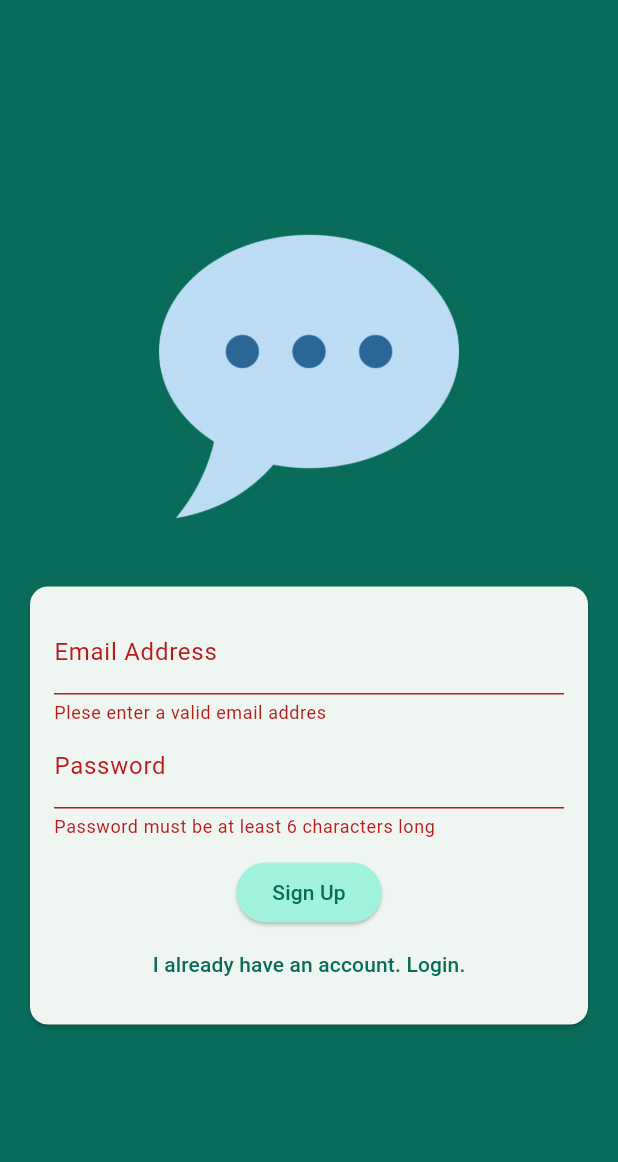
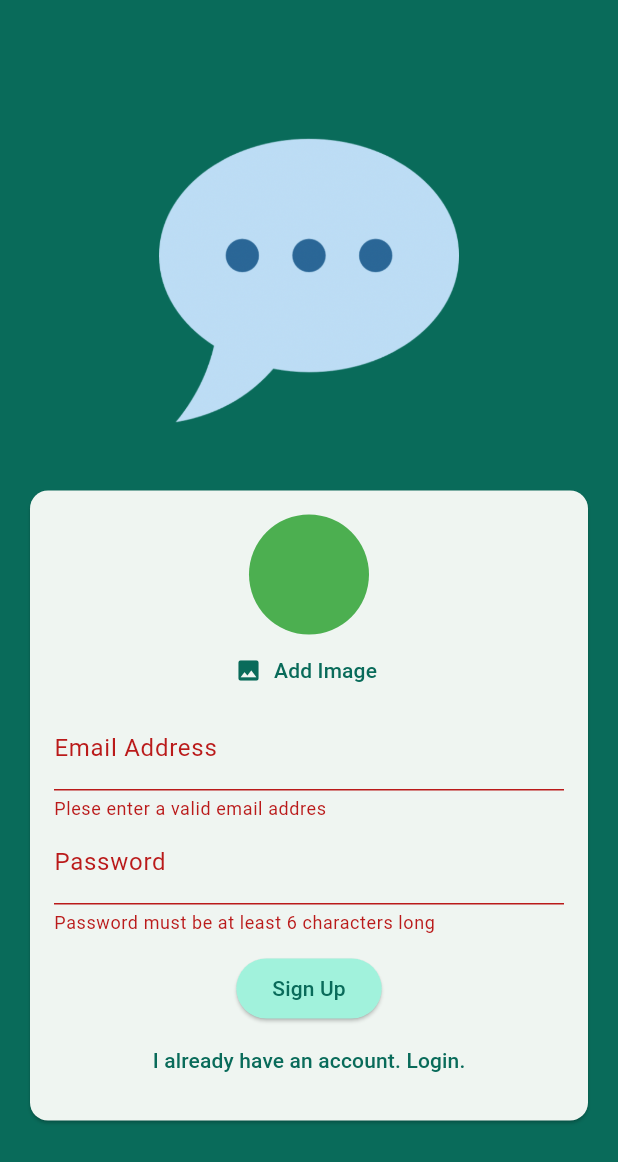
Before and after one commit to Bartosz-J-Przybyl/chat_app_v01, a Flutter app: the screen it shows after launch, after a tap on "Login", after a tap on "Create a account", on a phone screen of 412 x 824 dp. Shown: the top 1162 px of the screen. Run offline on Flutter 3.47's test engine with Material 3 defaults, Android fonts, the light colour scheme and no system bars; our stand-ins replace firebase_auth, firebase_core, image_picker; accounts and stored records are empty.

Commit message:
using the imagepicker package in create acount

```diff
--- a/lib/screens/auth.dart
+++ b/lib/screens/auth.dart
@@ -1,3 +1,4 @@
+import 'package:chat_app_v01/widgets/user_image_picker.dart';
 import 'package:firebase_auth/firebase_auth.dart';
 
 import 'package:flutter/material.dart';
@@ -72,6 +73,7 @@ class _AuthScreenState extends State<AuthScreen> {
                       child: Column(
                         mainAxisSize: MainAxisSize.min,
                         children: [
+                          if (!_isLogin) UserImagePicker(),
                           TextFormField(
                             decoration: const InputDecoration(
                                 labelText: "Email Address"),
```
